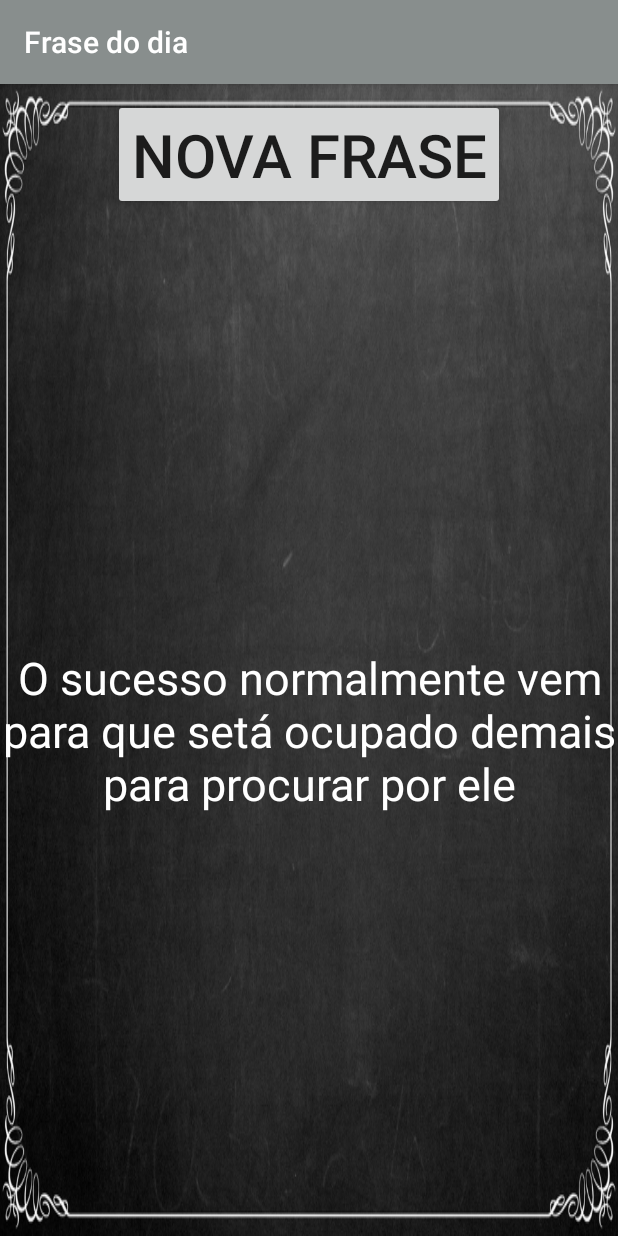
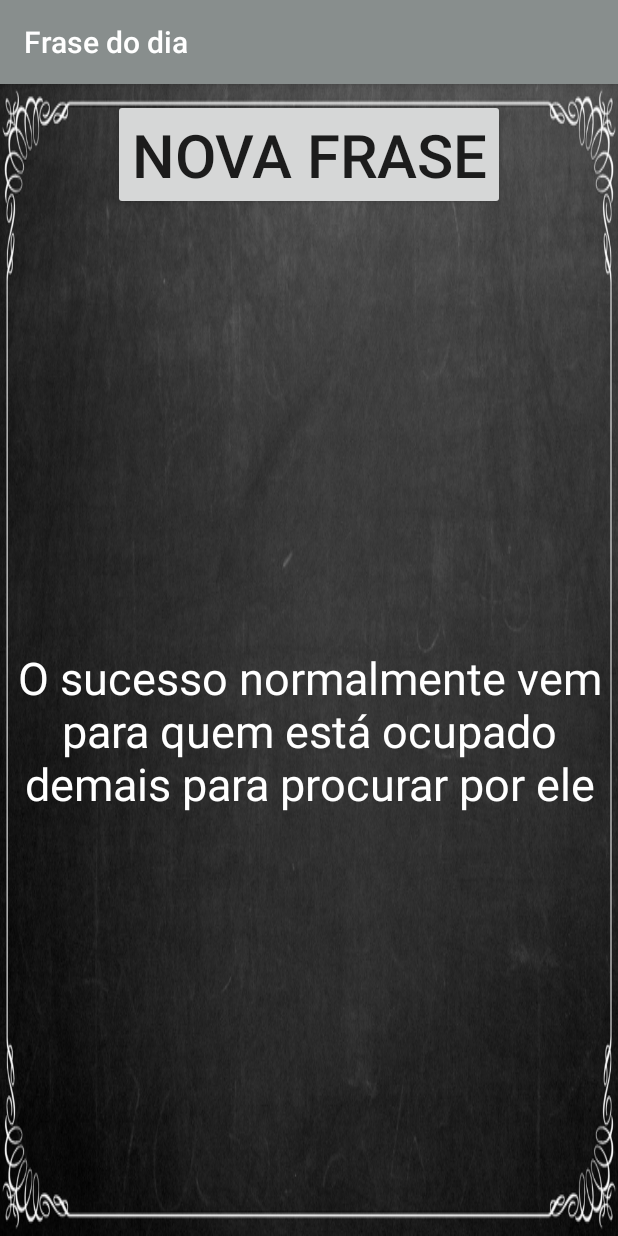
Before and after one commit to franciscojsc/frase-do-dia-app, an Android app: the screen it shows after launch (MainActivity), after a tap on "NOVA FRASE", on a phone screen of 412 x 824 dp. Run offline under Robolectric (Android 15) with nearby library versions, the phone set to English and light mode, and no system bars.

Commit message:
Alterando os ícones do projeto

```diff
--- a/app/src/main/java/br/com/franciscochaves/frasedodia/MainActivity.java
+++ b/app/src/main/java/br/com/franciscochaves/frasedodia/MainActivity.java
@@ -15,7 +15,7 @@ public class MainActivity extends AppCompatActivity {
 
     private String[] frases = {
             "Se você buscar metas absurdamente altas e falhar, seu fracasso será muito melhor que o sucesso de todos",
-            "O sucesso normalmente vem para que setá ocupado demais para procurar por ele",
+            "O sucesso normalmente vem para quem está ocupado demais para procurar por ele",
             "Se você não está disposto a arriscar, esteja disposto a uma vida comum"
     };
 
--- a/app/src/main/res/mipmap-anydpi-v26/ic_launcher.xml
+++ b/app/src/main/res/mipmap-anydpi-v26/ic_launcher.xml
@@ -1,5 +1,5 @@
 <?xml version="1.0" encoding="utf-8"?>
 <adaptive-icon xmlns:android="http://schemas.android.com/apk/res/android">
-    <background android:drawable="@drawable/ic_launcher_background" />
-    <foreground android:drawable="@drawable/ic_launcher_foreground" />
+    <background android:drawable="@color/ic_launcher_background"/>
+    <foreground android:drawable="@mipmap/ic_launcher_foreground"/>
 </adaptive-icon>
--- a/app/src/main/res/mipmap-anydpi-v26/ic_launcher_round.xml
+++ b/app/src/main/res/mipmap-anydpi-v26/ic_launcher_round.xml
@@ -1,5 +1,5 @@
 <?xml version="1.0" encoding="utf-8"?>
 <adaptive-icon xmlns:android="http://schemas.android.com/apk/res/android">
-    <background android:drawable="@drawable/ic_launcher_background" />
-    <foreground android:drawable="@drawable/ic_launcher_foreground" />
+    <background android:drawable="@color/ic_launcher_background"/>
+    <foreground android:drawable="@mipmap/ic_launcher_foreground"/>
 </adaptive-icon>
--- /dev/null
+++ b/app/src/main/res/values/ic_launcher_background.xml
@@ -0,0 +1,4 @@
+<?xml version="1.0" encoding="utf-8"?>
+<resources>
+    <color name="ic_launcher_background">#000000</color>
+</resources>
```
Also changed, not shown: app/src/main/ic_launcher-web.png (added), app/src/main/res/mipmap-hdpi/ic_launcher.png, app/src/main/res/mipmap-hdpi/ic_launcher_foreground.png (added), app/src/main/res/mipmap-hdpi/ic_launcher_round.png, app/src/main/res/mipmap-mdpi/ic_launcher.png, app/src/main/res/mipmap-mdpi/ic_launcher_foreground.png (added), app/src/main/res/mipmap-mdpi/ic_launcher_round.png, app/src/main/res/mipmap-xhdpi/ic_launcher.png, app/src/main/res/mipmap-xhdpi/ic_launcher_foreground.png (added), app/src/main/res/mipmap-xhdpi/ic_launcher_round.png, app/src/main/res/mipmap-xxhdpi/ic_launcher.png, app/src/main/res/mipmap-xxhdpi/ic_launcher_foreground.png (added), app/src/main/res/mipmap-xxhdpi/ic_launcher_round.png, app/src/main/res/mipmap-xxxhdpi/ic_launcher.png, 2 more files.
